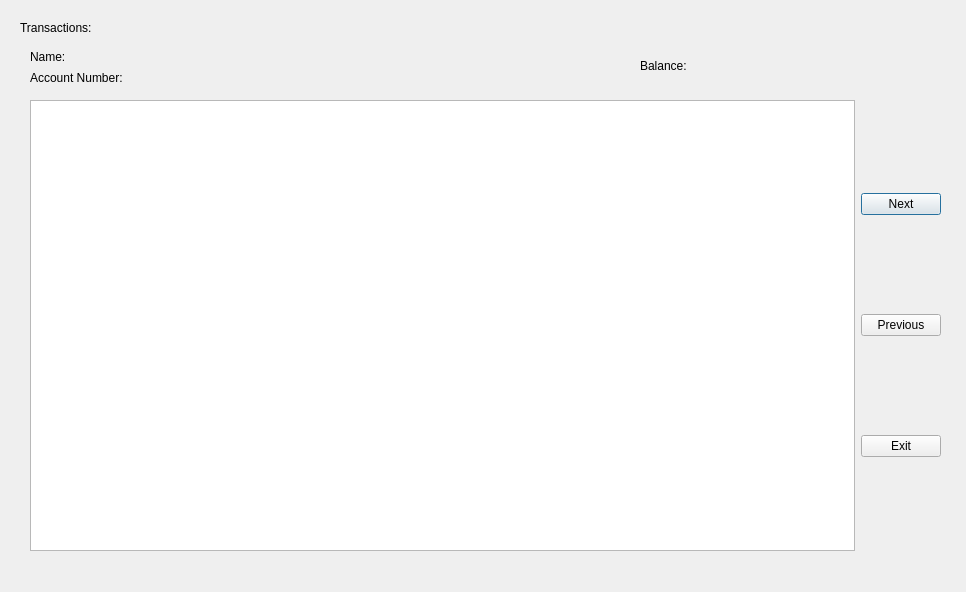
Before: the Qt Designer form bankautomat/transactionswindow.ui in bank-2022/group11, drawn with Qt 5.
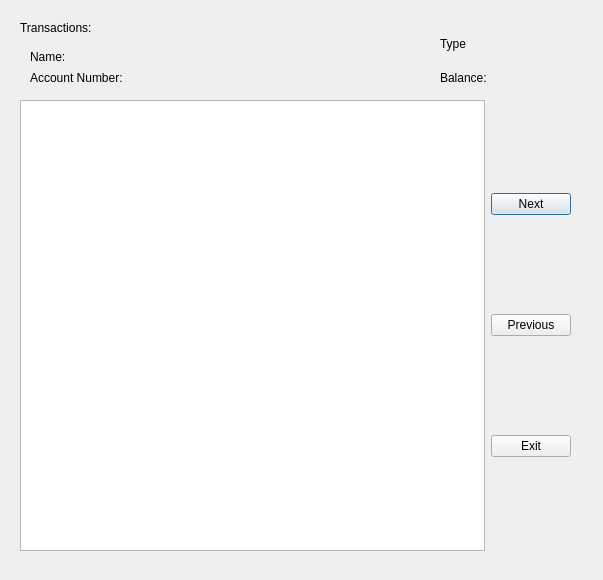
After: the same form once the commit is applied.

```diff
--- a/bankautomat/transactionswindow.ui
+++ b/bankautomat/transactionswindow.ui
@@ -6,8 +6,8 @@
    <rect>
     <x>0</x>
     <y>0</y>
-    <width>966</width>
-    <height>592</height>
+    <width>603</width>
+    <height>580</height>
    </rect>
   </property>
   <property name="windowTitle">
@@ -52,25 +52,12 @@
     <string>Transactions:</string>
    </property>
   </widget>
-  <widget class="QLabel" name="balanceLabel">
+  <widget class="QWidget" name="layoutWidget">
    <property name="geometry">
     <rect>
-     <x>640</x>
-     <y>20</y>
-     <width>141</width>
-     <height>91</height>
-    </rect>
-   </property>
-   <property name="text">
-    <string>Balance:</string>
-   </property>
-  </widget>
-  <widget class="QWidget" name="">
-   <property name="geometry">
-    <rect>
-     <x>30</x>
+     <x>20</x>
      <y>100</y>
-     <width>911</width>
+     <width>551</width>
      <height>451</height>
     </rect>
    </property>
@@ -129,6 +116,32 @@
     </item>
    </layout>
   </widget>
+  <widget class="QWidget" name="">
+   <property name="geometry">
+    <rect>
+     <x>440</x>
+     <y>30</y>
+     <width>131</width>
+     <height>61</height>
+    </rect>
+   </property>
+   <layout class="QVBoxLayout" name="verticalLayout">
+    <item>
+     <widget class="QLabel" name="typeLabel">
+      <property name="text">
+       <string>Type</string>
+      </property>
+     </widget>
+    </item>
+    <item>
+     <widget class="QLabel" name="balanceLabel">
+      <property name="text">
+       <string>Balance:</string>
+      </property>
+     </widget>
+    </item>
+   </layout>
+  </widget>
  </widget>
  <resources/>
  <connections/>
```
